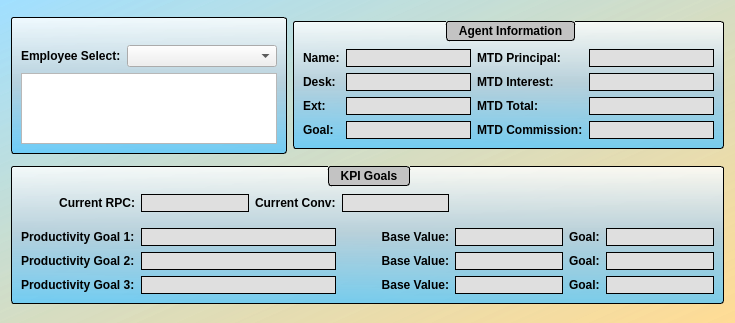
This is agent_details.ui in jakesb27/Manager_KPI_Tracker as Qt 5 draws it before an edit. The edited form follows.
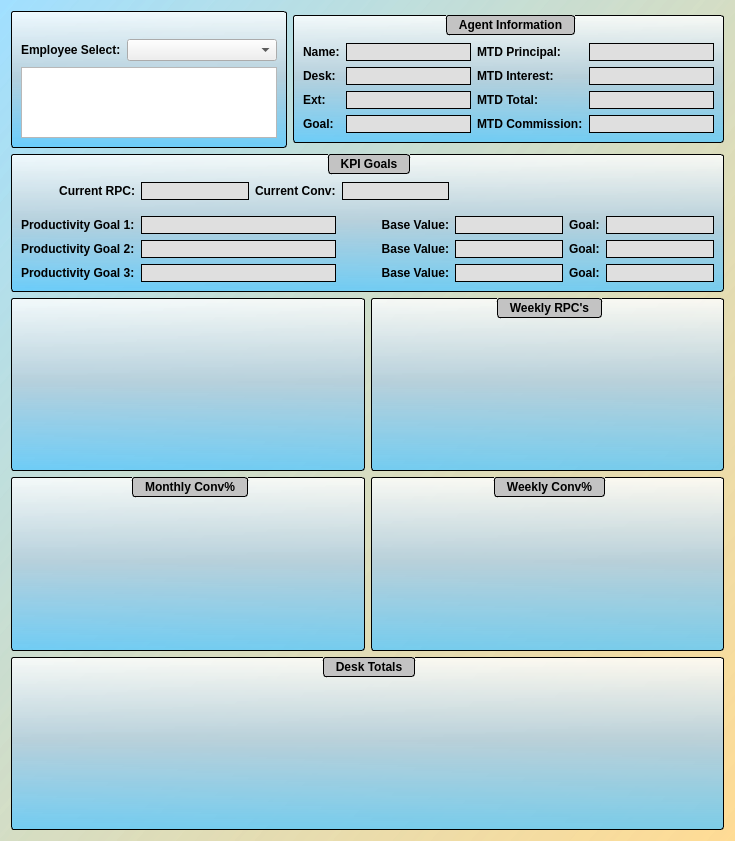
This is the edited form. Icons and pictures are not drawn.

Patch:
```diff
--- a/agent_details.ui
+++ b/agent_details.ui
@@ -7,7 +7,7 @@
     <x>0</x>
     <y>0</y>
     <width>714</width>
-    <height>323</height>
+    <height>841</height>
    </rect>
   </property>
   <property name="windowTitle">
@@ -280,6 +280,45 @@
      </layout>
     </widget>
    </item>
+   <item row="2" column="0" colspan="2">
+    <layout class="QGridLayout" name="gridLayout_5">
+     <item row="0" column="1">
+      <widget class="QGroupBox" name="weekRPCbox">
+       <property name="title">
+        <string>Weekly RPC's</string>
+       </property>
+      </widget>
+     </item>
+     <item row="1" column="1">
+      <widget class="QGroupBox" name="weekConvBox">
+       <property name="title">
+        <string>Weekly Conv%</string>
+       </property>
+      </widget>
+     </item>
+     <item row="1" column="0">
+      <widget class="QGroupBox" name="monthConvBox">
+       <property name="title">
+        <string>Monthly Conv%</string>
+       </property>
+      </widget>
+     </item>
+     <item row="0" column="0">
+      <widget class="QGroupBox" name="monthRPCbox">
+       <property name="title">
+        <string/>
+       </property>
+      </widget>
+     </item>
+     <item row="2" column="0" colspan="2">
+      <widget class="QGroupBox" name="totalsBox">
+       <property name="title">
+        <string>Desk Totals</string>
+       </property>
+      </widget>
+     </item>
+    </layout>
+   </item>
    <item row="1" column="0" colspan="2">
     <widget class="QGroupBox" name="groupBox">
      <property name="sizePolicy">
```
Left out of the diff: 114 changed lines with no effect on the pictures.
